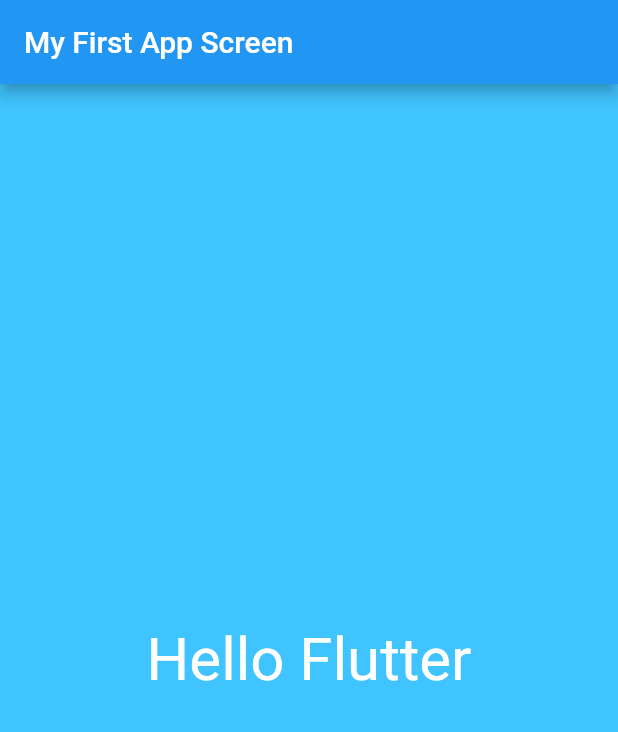
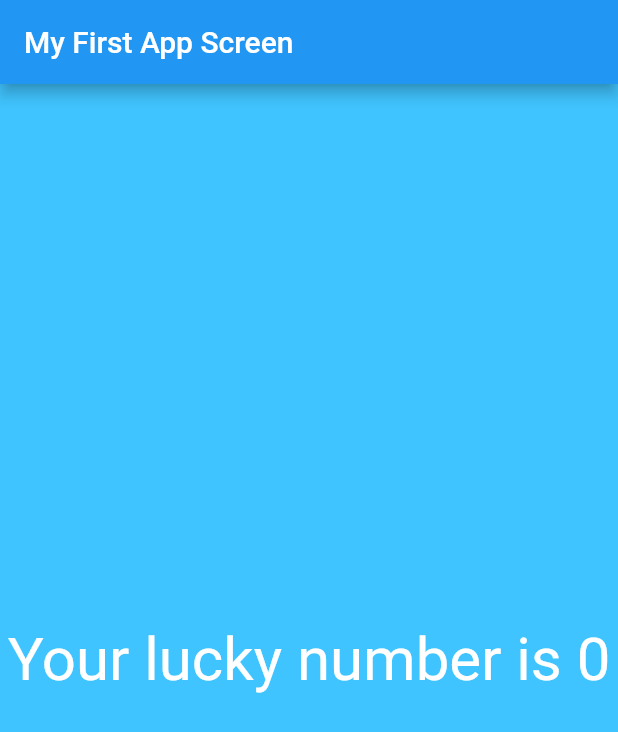
Before and after one commit to hari9-9/android_flutter, a Flutter app: the screen it shows after launch, on a phone screen of 412 x 824 dp. Shown: the top 732 px of the screen. Run offline on Flutter 3.47's test engine with Material 2 defaults, Android fonts, the phone set to English and light mode, and no system bars.

Commit message:
adding random number logic

```diff
--- a/lib/app_screens/first_screen.dart
+++ b/lib/app_screens/first_screen.dart
@@ -1,3 +1,5 @@
+import 'dart:math';
+
 import 'package:flutter/material.dart';
 
 class FirstScreen extends StatelessWidget
@@ -9,12 +11,19 @@ class FirstScreen extends StatelessWidget
 					color: Colors.lightBlueAccent,
 					child: Center(
 						child: Text(
-							"Hello Flutter",
+							generateLuckyNumber(),
 							textDirection: TextDirection.ltr,
 							style: TextStyle(color: Colors.white, fontSize: 40.0),
 						),
 					),
 				);
   }
+  String generateLuckyNumber()
+  {
+    var random=Random();
+    int luckyNumber = random.nextInt(10);
+    return """Your lucky number is $luckyNumber""";
+
+  }
 
 }
```
